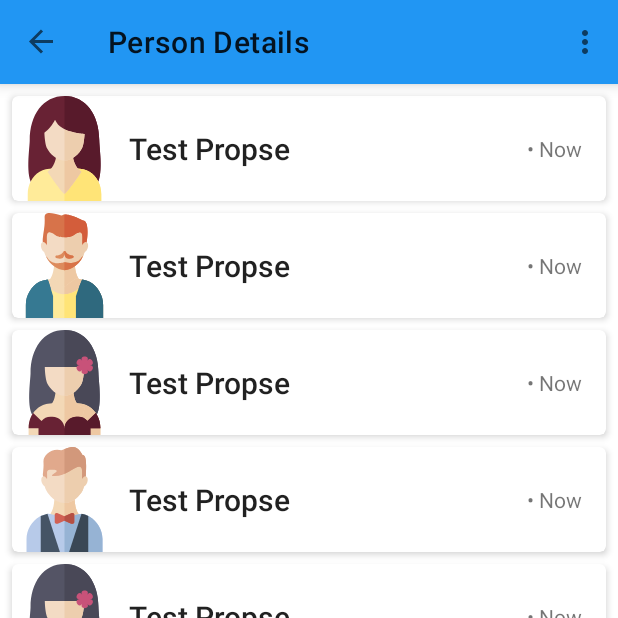
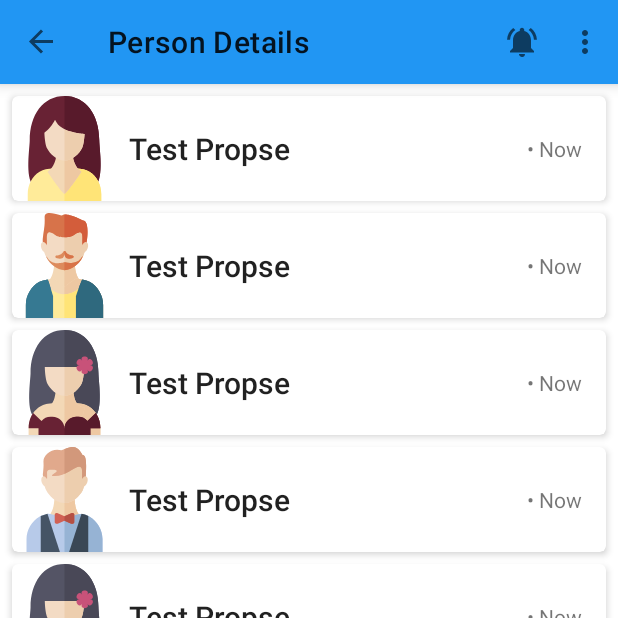
Before and after one commit to omer358/Remind-Me, an Android app: the screen it shows after launch (MainActivity), after a tap on an icon or button, on a phone screen of 412 x 824 dp, the top half of it. Run offline under Robolectric (Android 15) with nearby library versions, the phone set to English and light mode, and no system bars; our stand-ins replace Room's generated code, data binding, navigation-ui; 4 statements that could not run were skipped; 1 other tap on this screen came first.

Commit message:
create notification service

```diff
--- a/app/build.gradle
+++ b/app/build.gradle
@@ -55,7 +55,7 @@ dependencies {
 
     implementation fileTree(dir: "libs", include: ["*.jar"])
     implementation "org.jetbrains.kotlin:kotlin-stdlib:$kotlin_version"
-    implementation 'androidx.core:core-ktx:1.3.0'
+    implementation 'androidx.core:core-ktx:1.3.1'
     implementation 'androidx.appcompat:appcompat:1.1.0'
     implementation 'androidx.constraintlayout:constraintlayout:1.1.3'
     testImplementation 'junit:junit:4.13'
--- a/app/src/main/java/com/example/remindme/MainActivity.kt
+++ b/app/src/main/java/com/example/remindme/MainActivity.kt
@@ -1,12 +1,16 @@
 package com.example.remindme
 
+import android.content.Intent
 import android.os.Bundle
 import androidx.appcompat.app.AppCompatActivity
 import androidx.databinding.DataBindingUtil
 import androidx.navigation.Navigation
 import androidx.navigation.findNavController
 import androidx.navigation.ui.NavigationUI
+import com.example.remindme.database.People
 import com.example.remindme.databinding.ActivityMainBinding
+import com.example.remindme.screens.details.PersonDetailsFragment
+import com.example.remindme.screens.people.PeopleFragmentDirections
 
 class MainActivity : AppCompatActivity() {
 
--- /dev/null
+++ b/app/src/main/java/com/example/remindme/NotificationUtils.kt
@@ -0,0 +1,43 @@
+package com.example.remindme
+
+import android.app.NotificationManager
+import android.app.PendingIntent
+import android.content.Context
+import android.content.Intent
+import android.os.Bundle
+import androidx.core.app.NotificationCompat
+import androidx.navigation.NavDeepLinkBuilder
+import com.example.remindme.database.People
+
+private const val NOTIFICATION_ID = 0
+private const val REQUEST_CODE = 0
+
+fun NotificationManager.sendNotification(
+    context:Context,
+    person:People)
+{
+    val intent = Intent(context.applicationContext, MainActivity::class.java).apply {
+        putExtra("personId",person.id)
+    }
+    val bundle = Bundle()
+    bundle.putLong("personId",person.
+
+    val pendingIntent =  NavDeepLinkBuilder(context)
+        .setComponentName(MainActivity::class.java)
+        .setGraph(R.navigation.nav_graph)
+        .setDestination(R.id.personDetailsFragment)
+        .setArguments(bundle)
+        .createPendingIntent()
+
+    val builder = NotificationCompat.Builder(context,"id")
+        .setSmallIcon(R.drawable.ic_avatar_1)
+        .setContentTitle(person.firstName+" "+person.secondName)
+        .setContentText("Do you remember ${person.firstName}, you met him at ${person.place}")
+        .setPriority(NotificationCompat.PRIORITY_HIGH)
+        .setChannelId("id")
+        .setContentIntent(pendingIntent)
+        .setAutoCancel(true)
+        .build()
+
+    notify(NOTIFICATION_ID,builder)
+}
--- a/app/src/main/java/com/example/remindme/screens/details/PersonDetailsFragment.kt
+++ b/app/src/main/java/com/example/remindme/screens/details/PersonDetailsFragment.kt
@@ -1,8 +1,13 @@
 package com.example.remindme.screens.details
 
+import android.app.NotificationChannel
+import android.app.NotificationManager
+import android.content.Context
+import android.os.Build
 import android.os.Bundle
 import android.util.Log
 import android.view.*
+import androidx.core.content.ContextCompat.getSystemService
 import androidx.fragment.app.Fragment
 import androidx.databinding.DataBindingUtil
 import androidx.fragment.app.viewModels
@@ -46,8 +51,26 @@ class PersonDetailsFragment : Fragment() {
         })
 
         setHasOptionsMenu(true)
+        createNotificationChannel()
 
         return dataBinding.root
+    }
+
+    private fun createNotificationChannel() {
+        // Create the NotificationChannel, but only on API 26+ because
+        // the NotificationChannel class is new and not in the support library
+        if (Build.VERSION.SDK_INT >= Build.VERSION_CODES.O) {
+            val name = "REMIND-ME"
+            val descriptionText = "to remind you of people "
+            val importance = NotificationManager.IMPORTANCE_HIGH
+            val channel = NotificationChannel("id", name, importance).apply {
+                description = descriptionText
+            }
+            // Register the channel with the system
+            val notificationManager: NotificationManager = requireActivity()
+                .getSystemService(Context.NOTIFICATION_SERVICE) as NotificationManager
+            notificationManager.createNotificationChannel(channel)
+        }
     }
 
     override fun onCreateOptionsMenu(menu: Menu, inflater: MenuInflater) {
@@ -60,6 +83,9 @@ class PersonDetailsFragment : Fragment() {
         if (itemId == R.id.delete_person_item){
             Log.i(TAG,"the delete Item has been selected!")
             showDeleteDialog()
+        }
+        if(itemId == R.id.noitfication_item){
+            personDetailsViewModel.startNotification()
         }
         return super.onOptionsItemSelected(item)
     }
--- a/app/src/main/java/com/example/remindme/screens/details/PersonDetailsViewModel.kt
+++ b/app/src/main/java/com/example/remindme/screens/details/PersonDetailsViewModel.kt
@@ -1,17 +1,20 @@
 package com.example.remindme.screens.details
 
 import android.app.Application
+import android.app.NotificationManager
 import android.util.Log
+import androidx.core.content.ContextCompat
 import androidx.lifecycle.LiveData
 import androidx.lifecycle.MediatorLiveData
 import androidx.lifecycle.MutableLiveData
 import androidx.lifecycle.ViewModel
 import com.example.remindme.database.People
 import com.example.remindme.database.PeopleDao
+import com.example.remindme.sendNotification
 import kotlinx.coroutines.*
 
 class PersonDetailsViewModel(
-    application: Application,
+    val application: Application,
     val dataSource: PeopleDao,
     personId: Long
 ) : ViewModel() {
@@ -31,6 +34,11 @@ class PersonDetailsViewModel(
         person.addSource(dataSource.getPerson(personId), person::setValue)
     }
 
+    fun startNotification(){
+        val notificationManager = ContextCompat.getSystemService(application,
+            NotificationManager::class.java)
+        notificationManager?.sendNotification(application, person.value!!)
+    }
     fun deletePerson(id: Long){
         uiScope.launch {
             Log.i(TAG,"deletePerson fun is running!")
--- /dev/null
+++ b/app/src/main/res/drawable/ic_notification.xml
@@ -0,0 +1,5 @@
+<vector android:autoMirrored="true" android:height="24dp"
+    android:tint="?attr/colorControlNormal" android:viewportHeight="24"
+    android:viewportWidth="24" android:width="24dp" xmlns:android="http://schemas.android.com/apk/res/android">
+    <path android:fillColor="@android:color/white" android:pathData="M7.58,4.08L6.15,2.65C3.75,4.48 2.17,7.3 2.03,10.5h2c0.15,-2.65 1.51,-4.97 3.55,-6.42zM19.97,10.5h2c-0.15,-3.2 -1.73,-6.02 -4.12,-7.85l-1.42,1.43c2.02,1.45 3.39,3.77 3.54,6.42zM18,11c0,-3.07 -1.64,-5.64 -4.5,-6.32L13.5,4c0,-0.83 -0.67,-1.5 -1.5,-1.5s-1.5,0.67 -1.5,1.5v0.68C7.63,5.36 6,7.92 6,11v5l-2,2v1h16v-1l-2,-2v-5zM12,22c0.14,0 0.27,-0.01 0.4,-0.04 0.65,-0.14 1.18,-0.58 1.44,-1.18 0.1,-0.24 0.15,-0.5 0.15,-0.78h-4c0.01,1.1 0.9,2 2.01,2z"/>
+</vector>
--- a/app/src/main/res/menu/person_details_menu.xml
+++ b/app/src/main/res/menu/person_details_menu.xml
@@ -7,4 +7,9 @@
         android:icon="@drawable/ic_baseline_delete_24"
         android:title="@string/delete_person"
         app:showAsAction="never" />
+    <item
+        android:id="@+id/noitfication_item"
+        android:icon="@drawable/ic_notification"
+        android:title="@string/Notify"
+        app:showAsAction="always" />
 </menu>
--- a/app/src/main/res/values/strings.xml
+++ b/app/src/main/res/values/strings.xml
@@ -33,4 +33,5 @@
     <string name="theme_category_title">theme</string>
     <string name="choose_theme_title">choose theme</string>
     <string name="dummy_data_title">Add dummy Data</string>
+    <string name="Notify" />
 </resources>
```
